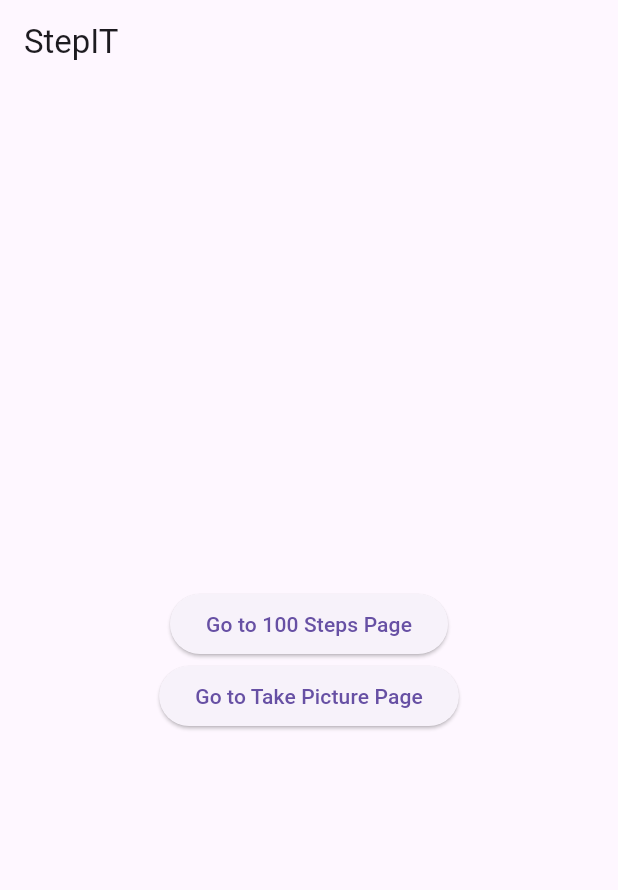
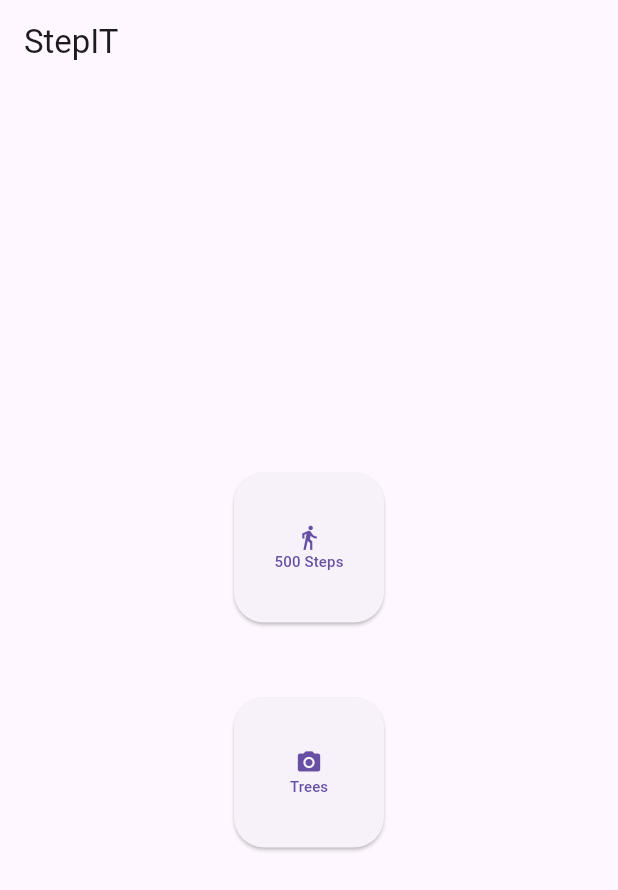
Before and after one commit to basselnseir/stepit, a Flutter app: the screen it shows after launch, on a phone screen of 412 x 824 dp. Shown: the top 890 px of the screen. Run offline on Flutter 3.47's test engine with Material 3 defaults, Android fonts, the light colour scheme and no system bars; our stand-ins replace image_picker, pedometer.

Commit message:
Minor UI changes to Homepage

```diff
--- a/lib/pages/home.dart
+++ b/lib/pages/home.dart
@@ -13,23 +13,66 @@ class HomePage extends StatelessWidget {
         child: Column(
           mainAxisAlignment: MainAxisAlignment.center,
           children: <Widget>[
-            ElevatedButton(
-              child: const Text('Go to 100 Steps Page'),
+            Container(
+              width: 100,
+              height: 100,
+              child: ElevatedButton(
+                style: ElevatedButton.styleFrom(
+                  shape: RoundedRectangleBorder(
+                    borderRadius: BorderRadius.circular(20),
+                  ),
+                ),
                 onPressed: () {
                   Navigator.push(
                     context,
-                  MaterialPageRoute(builder: (context) => StepCounter()), // Replace with your actual StatefulWidget
+                    MaterialPageRoute(builder: (context) => StepCounter()),
                   );
                 },
+                child: const Column(
+                  mainAxisAlignment: MainAxisAlignment.center,
+                  children: <Widget>[
+                    Icon(Icons.directions_walk),
+                    Flexible(
+                      fit: FlexFit.loose,
+                      child: Text(
+                        '500 Steps',
+                        style: TextStyle(fontSize: 10),
                       ),
-            ElevatedButton(
-              child: const Text('Go to Take Picture Page'),
+                    ),
+                  ],
+                ),
+              ),
+            ),
+            const SizedBox(height: 50,),
+            Container(
+              width: 100,
+              height: 100,
+              child: ElevatedButton(
+  style: ElevatedButton.styleFrom(
+    shape: RoundedRectangleBorder(
+      borderRadius: BorderRadius.circular(20), // Adjust this value to your desired corner radius
+    ),
+  ),
   onPressed: () {
     Navigator.push(
       context,
-                  MaterialPageRoute(builder: (context) => TakePictureScreen(imagePaths: [],)), // Replace with your actual StatefulWidget
+      MaterialPageRoute(builder: (context) => StepCounter()),
     );
   },
+  child: const Column(
+    mainAxisAlignment: MainAxisAlignment.center,
+    children: <Widget>[
+      Icon(Icons.camera_alt),
+      Flexible(
+        fit: FlexFit.loose,
+        child: Text(
+          'Trees',
+          style: TextStyle(fontSize: 10),
+        ),
+      ),
+    ],
+  ),
+),
             ),
           ],
         ),
```
Lines whose indentation alone changed are shown as unchanged.
